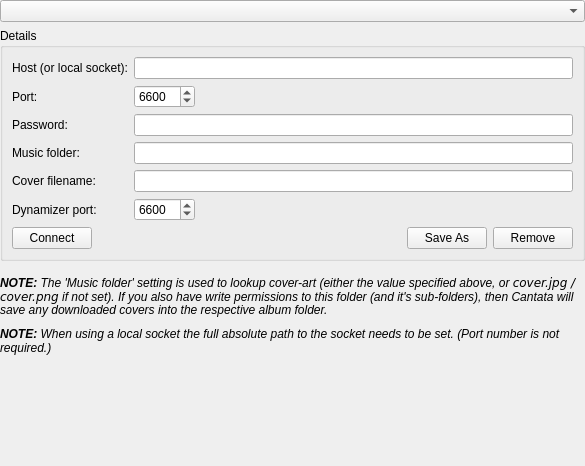
Above: gui/serversettings.ui from polpo/cantata-mac before the change. Below: the same form after it.
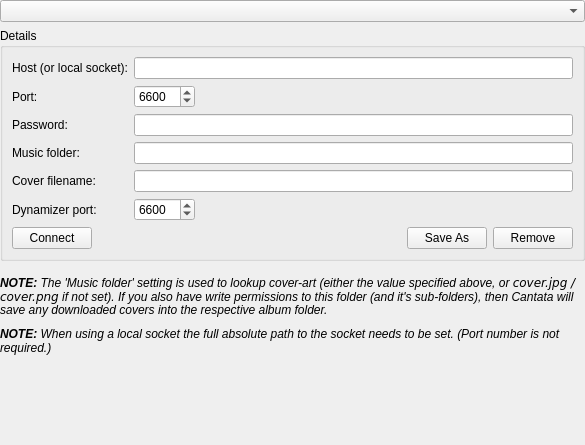
That is the form after the change. Custom widgets are drawn as their Qt base class.

Commit message: Slightly smaller config dialog...

```diff
--- a/gui/serversettings.ui
+++ b/gui/serversettings.ui
@@ -7,7 +7,7 @@
     <x>0</x>
     <y>0</y>
     <width>585</width>
-    <height>466</height>
+    <height>445</height>
    </rect>
   </property>
   <property name="windowTitle">
@@ -258,7 +258,7 @@
      <property name="sizeHint" stdset="0">
       <size>
        <width>20</width>
-       <height>57</height>
+       <height>0</height>
       </size>
      </property>
     </spacer>
```
